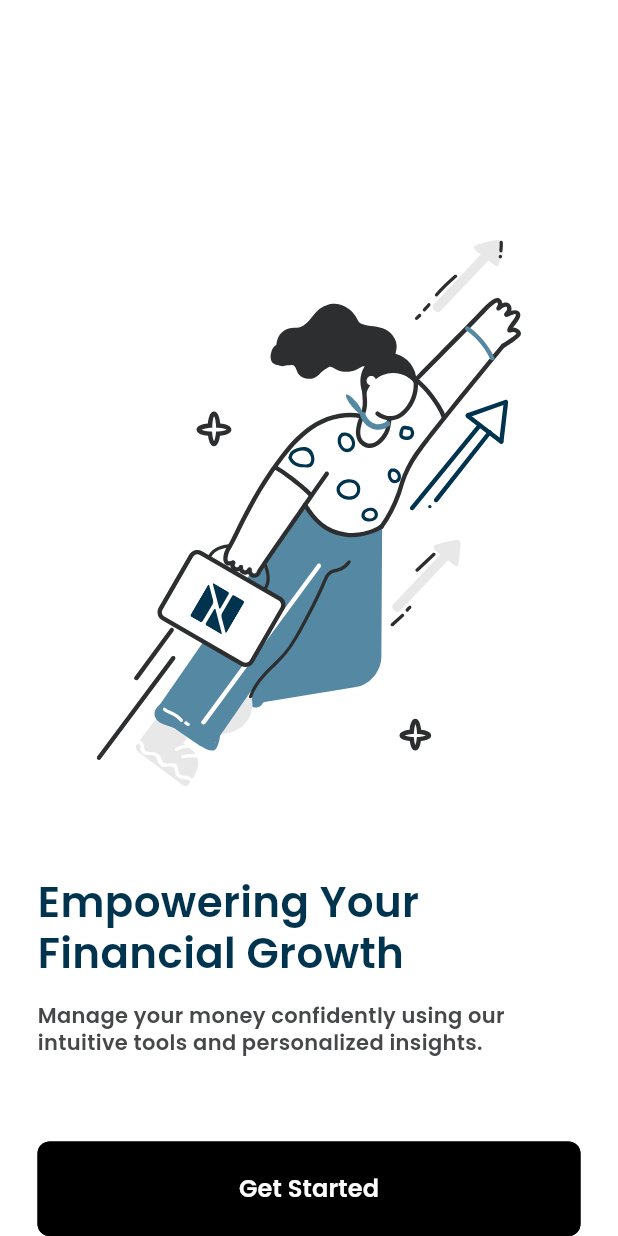
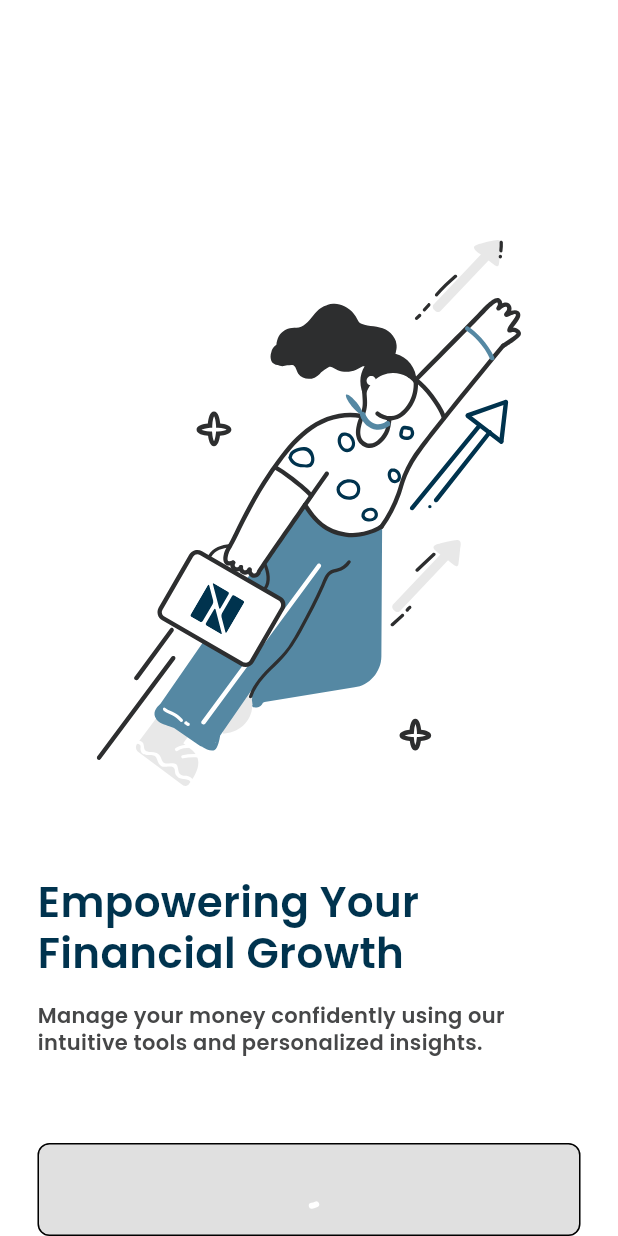
Before and after one commit to Networth-Tracker/nwt-mobile-application, a Flutter app: the screen it shows after launch, on a phone screen of 412 x 824 dp. Run offline on Flutter 3.47's test engine with Material 3 defaults, Android fonts, the phone set to English and light mode, and no system bars; our stand-ins replace cached_network_image, flutter_svg, get, get_storage, lottie.

```diff
--- a/lib/common/button_widget.dart
+++ b/lib/common/button_widget.dart
@@ -1,18 +1,8 @@
 import 'package:flutter/material.dart';
 
-enum AppButtonVariant {
-  primary,
-  secondary,
-  outlined,
-  text,
-  destructive,
-}
+enum AppButtonVariant { primary, secondary, outlined, text, destructive }
 
-enum AppButtonSize {
-  small,
-  medium,
-  large,
-}
+enum AppButtonSize { small, medium, large }
 
 class AppButton extends StatelessWidget {
   final String text;
@@ -25,6 +15,8 @@ class AppButton extends StatelessWidget {
   final IconData? trailingIcon;
   final double? customBorderRadius;
   final EdgeInsets? customPadding;
+  final bool isLoading;
+  final Color? loadingIndicatorColor;
 
   const AppButton({
     super.key,
@@ -38,6 +30,8 @@ class AppButton extends StatelessWidget {
     this.trailingIcon,
     this.customBorderRadius,
     this.customPadding,
+    this.isLoading = false,
+    this.loadingIndicatorColor,
   });
 
   @override
@@ -60,24 +54,44 @@ class AppButton extends StatelessWidget {
         style: ElevatedButton.styleFrom(
           backgroundColor: buttonStyle.backgroundColor,
           foregroundColor: buttonStyle.textColor,
-          disabledBackgroundColor: isDarkMode
-              ? Colors.grey.shade800
-              : Colors.grey.shade300,
-          disabledForegroundColor: isDarkMode
-              ? Colors.grey.shade500
-              : Colors.grey.shade500,
+          disabledBackgroundColor:
+              isDarkMode ? Colors.grey.shade800 : Colors.grey.shade300,
+          disabledForegroundColor:
+              isDarkMode ? Colors.grey.shade500 : Colors.grey.shade500,
           padding: buttonPadding,
           shape: RoundedRectangleBorder(
             borderRadius: BorderRadius.circular(borderRadius),
             side: BorderSide(
               color: buttonStyle.borderColor,
-              width: buttonStyle.variant == AppButtonVariant.outlined ? 2.0 : 1.0,
+              width:
+                  buttonStyle.variant == AppButtonVariant.outlined ? 2.0 : 1.0,
             ),
           ),
           elevation: buttonStyle.variant == AppButtonVariant.text ? 0 : 0,
         ),
-        onPressed: isDisabled ? null : onPressed,
-        child: Row(
+        onPressed: (isDisabled || isLoading) ? null : onPressed,
+        child:
+            isLoading
+                ? _buildLoadingIndicator()
+                : _buildButtonContent(buttonStyle, isDarkMode),
+      ),
+    );
+  }
+
+  // Build loading indicator
+  Widget _buildLoadingIndicator() {
+    final double size = _getLoaderSize();
+
+    return SizedBox(
+      height: size,
+      width: size,
+      child: const CircularProgressIndicator(strokeWidth: 4.0, color: Colors.white, strokeCap: StrokeCap.round,),
+    );
+  }
+
+  // Build button content (text and icons)
+  Widget _buildButtonContent(_ButtonStyle buttonStyle, bool isDarkMode) {
+    return Row(
       mainAxisSize: isFullWidth ? MainAxisSize.max : MainAxisSize.min,
       mainAxisAlignment: MainAxisAlignment.center,
       children: [
@@ -88,7 +102,8 @@ class AppButton extends StatelessWidget {
         Text(
           text,
           style: TextStyle(
-                color: isDisabled
+            color:
+                isDisabled
                     ? (isDarkMode ? Colors.grey.shade500 : Colors.grey.shade600)
                     : buttonStyle.textColor,
             fontWeight: FontWeight.w600,
@@ -100,9 +115,19 @@ class AppButton extends StatelessWidget {
           Icon(trailingIcon, size: _getIconSize()),
         ],
       ],
-        ),
-      ),
     );
+  }
+
+  // Get loader size based on button size
+  double _getLoaderSize() {
+    switch (size) {
+      case AppButtonSize.small:
+        return 16.0;
+      case AppButtonSize.medium:
+        return 14.0;
+      case AppButtonSize.large:
+        return 22.0;
+    }
   }
 
   // Get button padding based on size
@@ -234,9 +259,14 @@ class AppButton extends StatelessWidget {
     final theme = Theme.of(context);
 
     return _ThemeColors(
-      primary: theme.elevatedButtonTheme.style?.backgroundColor?.resolve({}) ?? Colors.black,
-      text: theme.elevatedButtonTheme.style?.foregroundColor?.resolve({}) ?? Colors.white,
-      border: theme.elevatedButtonTheme.style?.side?.resolve({})?.color ??
+      primary:
+          theme.elevatedButtonTheme.style?.backgroundColor?.resolve({}) ??
+          Colors.black,
+      text:
+          theme.elevatedButtonTheme.style?.foregroundColor?.resolve({}) ??
+          Colors.white,
+      border:
+          theme.elevatedButtonTheme.style?.side?.resolve({})?.color ??
           const Color.fromRGBO(197, 201, 208, 1),
     );
   }
@@ -246,10 +276,15 @@ class AppButton extends StatelessWidget {
     final theme = Theme.of(context);
 
     return _ThemeColors(
-      primary: theme.elevatedButtonTheme.style?.backgroundColor?.resolve({}) ??
+      primary:
+          theme.elevatedButtonTheme.style?.backgroundColor?.resolve({}) ??
           const Color.fromRGBO(45, 55, 119, 1),
-      text: theme.elevatedButtonTheme.style?.foregroundColor?.resolve({}) ?? Colors.white,
-      border: theme.elevatedButtonTheme.style?.side?.resolve({})?.color ?? Colors.white.withAlpha(51),
+      text:
+          theme.elevatedButtonTheme.style?.foregroundColor?.resolve({}) ??
+          Colors.white,
+      border:
+          theme.elevatedButtonTheme.style?.side?.resolve({})?.color ??
+          Colors.white.withAlpha(51),
     );
   }
 }
--- a/lib/common/text_widget.dart
+++ b/lib/common/text_widget.dart
@@ -18,19 +18,13 @@ enum AppTextVariant {
   labelSmall,
 }
 
-enum AppTextWeight {
-  light,
-  regular,
-  medium,
-  semiBold,
-  bold,
-}
+enum AppTextWeight { light, regular, medium, semiBold, bold }
 
 enum AppTextColorType {
   primary,
   secondary,
   tertiary,
-  muted,  // Added muted color type
+  muted, // Added muted color type
   button,
   custom,
 }
@@ -84,11 +78,7 @@ class AppText extends StatelessWidget {
     // Return regular text or rich text if children exist
     if (children != null && children!.isNotEmpty) {
       return Text.rich(
-        TextSpan(
-          text: text,
-          style: style,
-          children: children,
-        ),
+        TextSpan(text: text, style: style, children: children),
         textAlign: textAlign,
         maxLines: maxLines,
         overflow: overflow,
@@ -211,28 +201,34 @@ class AppText extends StatelessWidget {
     // Get color from AppColors based on colorType
     switch (colorType) {
       case AppTextColorType.primary:
-        if (colorTheme['text'] != null && colorTheme['text']!['primary'] != null) {
+        if (colorTheme['text'] != null &&
+            colorTheme['text']!['primary'] != null) {
           return colorTheme['text']!['primary'];
         }
         return isDarkMode ? Colors.white : Colors.black;
 
       case AppTextColorType.secondary:
-        if (colorTheme['text'] != null && colorTheme['text']!['secondary'] != null) {
+        if (colorTheme['text'] != null &&
+            colorTheme['text']!['secondary'] != null) {
           return colorTheme['text']!['secondary'];
         }
-        return isDarkMode ? Colors.white.withValues(alpha: 0.87) : const Color.fromRGBO(70, 71, 72, 1);
+        return isDarkMode
+            ? Colors.white.withValues(alpha: 0.87)
+            : const Color.fromRGBO(70, 71, 72, 1);
 
       case AppTextColorType.tertiary:
-        if (colorTheme['text'] != null && colorTheme['text']!['tertiary'] != null) {
+        if (colorTheme['text'] != null &&
+            colorTheme['text']!['tertiary'] != null) {
           return colorTheme['text']!['tertiary'];
         }
         return isDarkMode ? Colors.white.withValues(alpha: 0.6) : Colors.grey;
 
-      case AppTextColorType.muted:  // Added muted color type handler
-        if (colorTheme['text'] != null && colorTheme['text']!['muted'] != null) {
+      case AppTextColorType.muted: // Added muted color type handler
+        if (colorTheme['text'] != null &&
+            colorTheme['text']!['muted'] != null) {
           return colorTheme['text']!['muted'];
         }
-        return const Color.fromRGBO(124, 125, 126, 1);  // Default muted color
+        return const Color.fromRGBO(124, 125, 126, 1); // Default muted color
 
       case AppTextColorType.button:
         if (colorTheme['button'] != null &&
@@ -255,9 +251,11 @@ class AppText extends StatelessWidget {
         case AppTextVariant.bodyLarge:
           return theme.textTheme.bodyLarge?.color ?? Colors.white;
         case AppTextVariant.bodyMedium:
-          return theme.textTheme.bodyMedium?.color ?? Colors.white.withValues(alpha: 0.87);
+          return theme.textTheme.bodyMedium?.color ??
+              Colors.white.withValues(alpha: 0.87);
         case AppTextVariant.bodySmall:
-          return theme.textTheme.bodySmall?.color ?? Colors.white.withValues(alpha: 0.6);
+          return theme.textTheme.bodySmall?.color ??
+              Colors.white.withValues(alpha: 0.6);
         case AppTextVariant.headline1:
         case AppTextVariant.headline2:
         case AppTextVariant.headline3:
@@ -278,7 +276,8 @@ class AppText extends StatelessWidget {
         case AppTextVariant.bodyLarge:
           return theme.textTheme.bodyLarge?.color ?? Colors.black;
         case AppTextVariant.bodyMedium:
-          return theme.textTheme.bodyMedium?.color ?? const Color.fromRGBO(70, 71, 72, 1);
+          return theme.textTheme.bodyMedium?.color ??
+              const Color.fromRGBO(70, 71, 72, 1);
         case AppTextVariant.bodySmall:
           return theme.textTheme.bodySmall?.color ?? Colors.grey;
         case AppTextVariant.headline1:
@@ -300,10 +299,12 @@ class AppText extends StatelessWidget {
   }
 
   // Factory constructors for common text styles with appropriate default color types
-  factory AppText.headline1(String text, {
+  factory AppText.headline1(
+    String text, {
     Key? key,
     Color? color,
-    AppTextColorType colorType = AppTextColorType.primary, // Default to primary for headlines
+    AppTextColorType colorType =
+        AppTextColorType.primary, // Default to primary for headlines
     TextAlign? textAlign,
     AppTextWeight? weight,
     double? lineHeight,
@@ -322,7 +323,8 @@ class AppText extends StatelessWidget {
     overflow: overflow,
   );
 
-  factory AppText.headline2(String text, {
+  factory AppText.headline2(
+    String text, {
     Key? key,
     Color? color,
     AppTextColorType colorType = AppTextColorType.primary,
@@ -344,7 +346,8 @@ class AppText extends StatelessWidget {
     overflow: overflow,
   );
 
-  factory AppText.headline3(String text, {
+  factory AppText.headline3(
+    String text, {
     Key? key,
     Color? color,
     AppTextColorType colorType = AppTextColorType.primary,
@@ -366,7 +369,8 @@ class AppText extends StatelessWidget {
     overflow: overflow,
   );
 
-  factory AppText.headline4(String text, {
+  factory AppText.headline4(
+    String text, {
     Key? key,
     Color? color,
     AppTextColorType colorType = AppTextColorType.primary,
@@ -388,10 +392,12 @@ class AppText extends StatelessWidget {
     overflow: overflow,
   );
 
-  factory AppText.caption(String text, {
+  factory AppText.caption(
+    String text, {
     Key? key,
     Color? color,
-    AppTextColorType colorType = AppTextColorType.tertiary, // Default to tertiary for captions
+    AppTextColorType colorType =
+        AppTextColorType.tertiary, // Default to tertiary for captions
     TextAlign? textAlign,
     AppTextWeight? weight,
     double? lineHeight,
@@ -410,7 +416,8 @@ class AppText extends StatelessWidget {
     overflow: overflow,
   );
 
-  factory AppText.button(String text, {
+  factory AppText.button(
+    String text, {
     Key? key,
     Color? color,
     AppTextColorType colorType = AppTextColorType.button,
@@ -429,7 +436,8 @@ class AppText extends StatelessWidget {
   );
 
   // Added factory constructor for muted text
-  factory AppText.muted(String text, {
+  factory AppText.muted(
+    String text, {
     Key? key,
     Color? color,
     AppTextColorType colorType = AppTextColorType.muted,
@@ -452,3 +460,92 @@ class AppText extends StatelessWidget {
     overflow: overflow,
   );
 }
+
+
+class AnimatedAppText extends StatefulWidget {
+  final String text;
+  final Duration duration;
+  final Duration delay;
+  final Offset beginOffset;
+  final Curve curve;
+  final AppTextVariant variant;
+  final AppTextWeight? weight;
+  final AppTextColorType colorType;
+  final Color? color;
+  final TextAlign? textAlign;
+  final double? lineHeight;
+  final int? maxLines;
+  final TextOverflow? overflow;
+
+  const AnimatedAppText({
+    super.key,
+    required this.text,
+    this.duration = const Duration(milliseconds: 600),
+    this.delay = Duration.zero,
+    this.beginOffset = const Offset(0, 20),
+    this.curve = Curves.easeOut,
+    this.variant = AppTextVariant.bodyMedium,
+    this.weight,
+    this.color,
+    this.colorType = AppTextColorType.primary,
+    this.textAlign,
+    this.lineHeight,
+    this.maxLines,
+    this.overflow,
+  });
+
+  @override
+  State<AnimatedAppText> createState() => _AnimatedAppTextState();
+}
+
+class _AnimatedAppTextState extends State<AnimatedAppText> {
+  bool _shouldAnimate = false;
+
+  @override
+  void initState() {
+    super.initState();
+    if (widget.delay == Duration.zero) {
+      _shouldAnimate = true;
+    } else {
+      Future.delayed(widget.delay, () {
+        if (mounted) {
+          setState(() => _shouldAnimate = true);
+        }
+      });
+    }
+  }
+
+  @override
+  Widget build(BuildContext context) {
+    if (!_shouldAnimate) return const SizedBox.shrink();
+
+    return TweenAnimationBuilder<double>(
+      tween: Tween(begin: 0.0, end: 1.0),
+      duration: widget.duration,
+      curve: widget.curve,
+      builder: (context, value, child) {
+        return Opacity(
+          opacity: value,
+          child: Transform.translate(
+            offset: Offset(
+              widget.beginOffset.dx * (1 - value),
+              widget.beginOffset.dy * (1 - value),
+            ),
+            child: child,
+          ),
+        );
+      },
+      child: AppText(
+        widget.text,
+        variant: widget.variant,
+        weight: widget.weight,
+        color: widget.color,
+        colorType: widget.colorType,
+        textAlign: widget.textAlign,
+        lineHeight: widget.lineHeight,
+        maxLines: widget.maxLines,
+        overflow: widget.overflow,
+      ),
+    );
+  }
+}
--- a/lib/screens/auth/pan_card_verification.dart
+++ b/lib/screens/auth/pan_card_verification.dart
@@ -5,7 +5,6 @@ import 'package:nwt_app/common/button_widget.dart';
 import 'package:nwt_app/common/input_decorator.dart';
 import 'package:nwt_app/common/text_widget.dart';
 import 'package:nwt_app/constants/sizing.dart';
-import 'package:nwt_app/screens/auth/otp_verify.dart';
 import 'package:nwt_app/screens/auth/user_pofile.dart';
 import 'package:nwt_app/utils/validators.dart';
 
--- a/lib/screens/onboarding/onboarding.dart
+++ b/lib/screens/onboarding/onboarding.dart
@@ -32,20 +32,25 @@ class OnboardingScreen extends StatelessWidget {
                     ],
                   ),
                   SizedBox(height: 60),
-                  AppText(
-                    "Empowering Your Financial Growth",
+                  AnimatedAppText(
+                    text: "Empowering Your Financial Growth",
                     variant: AppTextVariant.headline2,
                     lineHeight: 1.2,
                     weight: AppTextWeight.semiBold,
                     colorType: AppTextColorType.tertiary,
+                    beginOffset: Offset(0, 30),
+                    duration: Duration(milliseconds: 1000),
                   ),
                   SizedBox(height: 16),
-                  AppText(
-                    "Manage your money confidently using our intuitive tools and personalized insights.",
+                  AnimatedAppText(
+                    text:
+                        "Manage your money confidently using our intuitive tools and personalized insights.",
                     variant: AppTextVariant.bodyMedium,
                     lineHeight: 1.3,
                     weight: AppTextWeight.semiBold,
                     colorType: AppTextColorType.secondary,
+                    duration: Duration(milliseconds: 1000),
+                    delay: Duration(milliseconds: 1500),
                   ),
                 ],
               ),
@@ -56,9 +61,11 @@ class OnboardingScreen extends StatelessWidget {
                   Expanded(
                     child: AppButton(
                       text: 'Get Started',
+                      isLoading: true,
                       variant: AppButtonVariant.primary,
                       size: AppButtonSize.large,
-                      onPressed: () => Get.to(() => const PhoneNumberInputScreen()),
+                      onPressed:
+                          () => Get.to(() => const PhoneNumberInputScreen()),
                     ),
                   ),
                 ],
```
Lines whose indentation alone changed are shown as unchanged.
